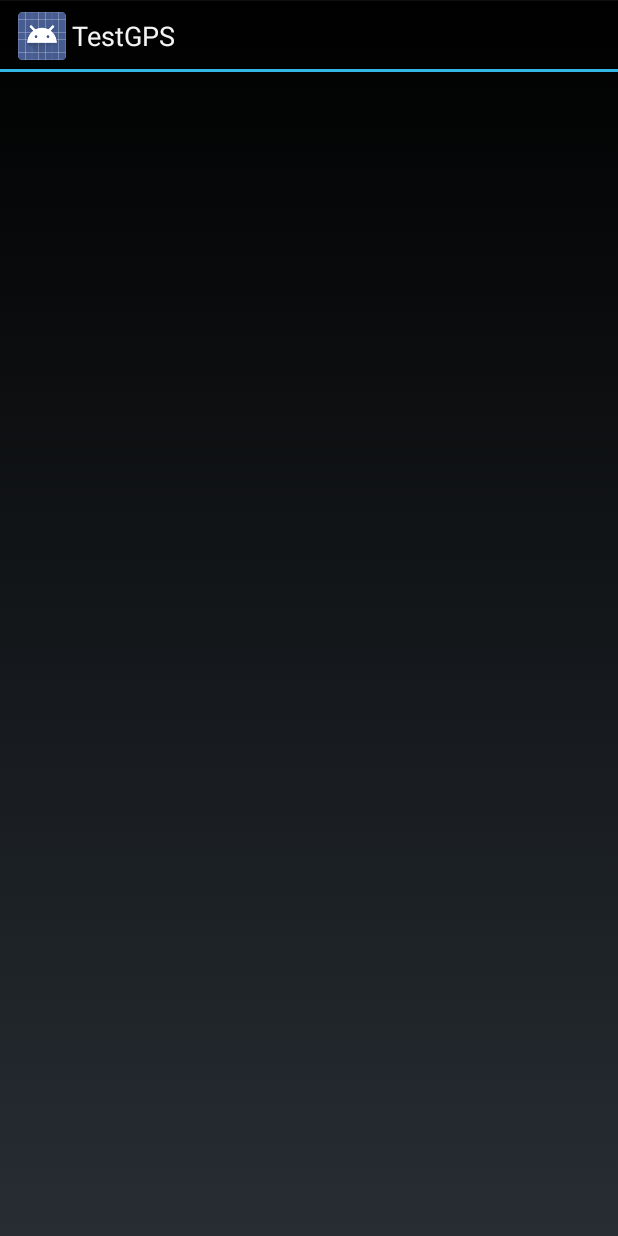
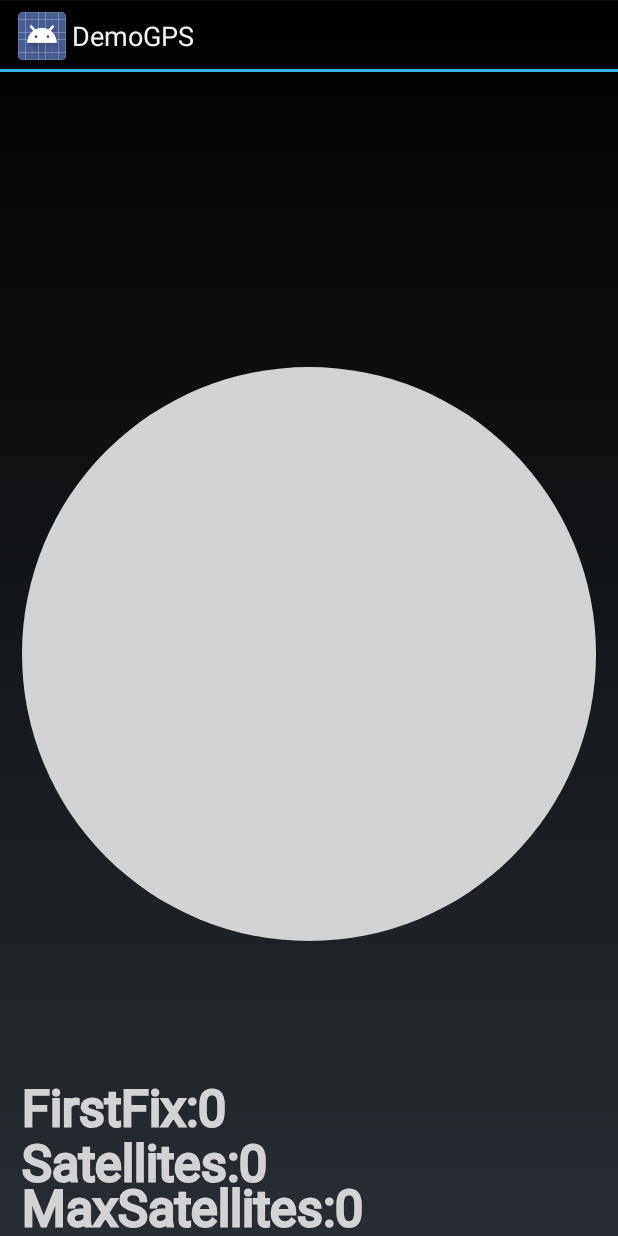
Before and after one commit to dualword/dualword-demo, an Android app: the screen it shows after launch (MainActivity), on a phone screen of 412 x 824 dp. Run offline under Robolectric (Android 15) with nearby library versions, the light colour scheme and no system bars; 1 statement that could not run was skipped.

Commit message:
Android-GPS

```diff
--- a/Android-GPS/app/src/main/AndroidManifest.xml
+++ b/Android-GPS/app/src/main/AndroidManifest.xml
@@ -2,8 +2,6 @@
     package="org.dualword.testgps">
 
     <uses-permission android:name="android.permission.ACCESS_FINE_LOCATION"/>
-    <uses-permission android:name="android.permission.ACCESS_LOCATION_EXTRA_COMMANDS"/>
-    <uses-permission android:name="android.permission.ACCESS_COARSE_LOCATION"/>
 
     <application
         android:allowBackup="true"
--- a/Android-GPS/app/src/main/java/org/dualword/testgps/MainActivity.java
+++ b/Android-GPS/app/src/main/java/org/dualword/testgps/MainActivity.java
@@ -2,81 +2,84 @@ package org.dualword.testgps;
 
 import android.app.Activity;
 import android.content.Context;
-import android.location.GpsSatellite;
 import android.location.GpsStatus;
 import android.location.Location;
 import android.location.LocationListener;
 import android.location.LocationManager;
 import android.location.LocationProvider;
 import android.os.Bundle;
-import android.text.method.ScrollingMovementMethod;
 import android.util.Log;
-import android.widget.TextView;
-
-import java.util.Iterator;
 
 public class MainActivity extends Activity implements GpsStatus.Listener, LocationListener {
-
-    private LocationManager locationManager;
-    private TextView tv;
+    private LocationManager gpsManager;
+    private SatView satView;
 
     @Override
     protected void onCreate(Bundle savedInstanceState) {
         super.onCreate(savedInstanceState);
         setContentView(R.layout.activity_main);
+        satView = (SatView) (findViewById(R.id.satView));
+        gpsManager = (LocationManager) getSystemService(Context.LOCATION_SERVICE);
 
-        tv = (TextView)(findViewById(R.id.info));
-        tv.setMovementMethod(ScrollingMovementMethod.getInstance());
-        locationManager = (LocationManager) getSystemService(Context.LOCATION_SERVICE);
+    }
 
-        try{
-            LocationProvider mProvider = locationManager.getProvider(LocationManager.GPS_PROVIDER);
-            if (mProvider == null) {
-                Log.e("", "Unable to get GPS_PROVIDER");
-                return;
-            }
-            locationManager.addGpsStatusListener(this);
-            locationManager.requestLocationUpdates(mProvider.getName(), 10000, 0, this);
+    @Override
+    protected void onPause() {
+        super.onPause();
+        gpsManager.removeGpsStatusListener(this);
+        try {
+            gpsManager.removeUpdates(this);
         }catch (SecurityException e){
-            Log.e("SecurityException:", "Unable to get GPS_PROVIDER");
+            Log.e("SecurityException:", e.getMessage());
         }
     }
 
     @Override
+    protected void onResume() {
+        super.onResume();
+        try {
+            LocationProvider mProvider = gpsManager.getProvider(LocationManager.GPS_PROVIDER);
+            if (mProvider == null) {
+                Log.e(getClass().getSimpleName(), "Unable to get GPS_PROVIDER");
+                return;
+            }
+            gpsManager.addGpsStatusListener(this);
+            gpsManager.requestLocationUpdates(mProvider.getName(), 0, 0, this);
+        }catch (SecurityException e){
+            Log.e("SecurityException:", e.getMessage());
+        }
+
+    }
+
+    @Override
     public void onGpsStatusChanged(int event) {
-        GpsStatus status = locationManager.getGpsStatus(null);
+        GpsStatus status = gpsManager.getGpsStatus(null);
         if(event == GpsStatus.GPS_EVENT_SATELLITE_STATUS){
-            Log.d("onGpsStatusChanged",event+"");
+            //Log.d("onGpsStatusChanged",event+"");
             if(status != null) {
-                tv.setText("");
-                Iterator<GpsSatellite> sat = status.getSatellites().iterator();
-                int i = 0;
-                while (sat.hasNext()) {
-                    GpsSatellite satellite = sat.next();
-                    tv.append((i++) + ": " + satellite.getPrn() + ", " + satellite.usedInFix() + ", " + satellite.getSnr()
-                            + ", " + satellite.getAzimuth() + ", " + satellite.getElevation()+ "\n\n");
-                }
+                satView.setStatus(status);
+                satView.invalidate();
             }
         }
     }
 
     @Override
     public void onLocationChanged(Location location) {
-        Log.d("onLocationChanged", location.toString());
+        //Log.d("onLocationChanged", location.toString());
     }
 
     @Override
     public void onStatusChanged(String provider, int status, Bundle extras) {
-        Log.d("onStatusChanged", provider + " status:" + status);
+        //Log.d("onStatusChanged", provider + " status:" + status);
     }
 
     @Override
     public void onProviderEnabled(String provider) {
-        Log.d("onProviderEnabled", provider);
+        //Log.d("onProviderEnabled", provider);
     }
 
     @Override
     public void onProviderDisabled(String provider) {
-        Log.d("onProviderDisabled", provider);
+        //Log.d("onProviderDisabled", provider);
     }
 }
--- /dev/null
+++ b/Android-GPS/app/src/main/java/org/dualword/testgps/SatView.java
@@ -0,0 +1,86 @@
+package org.dualword.testgps;
+
+import android.content.Context;
+import android.graphics.Canvas;
+import android.graphics.Color;
+import android.graphics.Paint;
+import android.location.GpsSatellite;
+import android.location.GpsStatus;
+import android.util.AttributeSet;
+import android.util.Log;
+import android.view.View;
+
+import java.util.Iterator;
+
+public class SatView extends View {
+    private GpsStatus status;
+    private Paint p = new Paint(Paint.ANTI_ALIAS_FLAG);
+    private int w, h, r, count;
+
+    public SatView(Context context) {
+        super(context);
+    }
+
+    public SatView(Context context, AttributeSet attrs) {
+        super(context, attrs);
+    }
+
+    public SatView(Context context, AttributeSet attrs, int defStyleAttr) {
+        super(context, attrs, defStyleAttr);
+    }
+
+    public void setStatus(GpsStatus status) {
+        this.status = status;
+        count = 0;
+    }
+
+    @Override
+    protected void onDraw(Canvas canvas) {
+        super.onDraw(canvas);
+        drawGrid(canvas);
+        drawSat(canvas);
+        drawText(canvas);
+    }
+
+    @Override
+    protected void onSizeChanged(int w, int h, int oldw, int oldh) {
+        super.onSizeChanged(w, h, oldw, oldh);
+        this.w = w;
+        this.h = h;
+        r = (Math.min(w, h) / 2) - 10;
+    }
+
+    private void drawGrid(Canvas canvas) {
+        p.setStyle(Paint.Style.FILL);
+        p.setColor(Color.parseColor("#D3D3D3"));
+        canvas.drawCircle(w / 2, h / 2, r, p);
+    }
+
+    private void drawSat(Canvas canvas) {
+        p.setColor(Color.parseColor("#000000"));
+        p.setStyle(Paint.Style.STROKE);
+        p.setStrokeWidth(3);
+        if(status != null) {
+            Iterator<GpsSatellite> gpssat = status.getSatellites().iterator();
+            while (gpssat.hasNext()) {
+                GpsSatellite sat = gpssat.next();
+                if(sat.getSnr() <= 0) continue;
+                count++;
+                //Log.d("GpsSatellite", sat.getSnr()+":"+sat.getPrn() + ":" + sat.getAzimuth() + ":" + sat.getElevation() + "");
+                canvas.drawCircle((float)(w / 2 + sat.getAzimuth()), (float)(w / 2 - sat.getElevation()),
+                        (sat.getSnr()+10), p);
+            }
+        }
+    }
+
+    private void drawText(Canvas canvas) {
+        p.setColor(Color.parseColor("#D3D3D3"));
+        p.setStyle(Paint.Style.FILL_AND_STROKE);
+        p.setStrokeWidth(3);
+        p.setTextSize(50);
+        canvas.drawText("FirstFix:" + (status == null ? 0 : status.getTimeToFirstFix()), 10, h - 110, p);
+        canvas.drawText("Satellites:" + count, 10, h - 55, p);
+        canvas.drawText("MaxSatellites:" + (status == null ? 0 : status.getMaxSatellites()), 10, h - 10, p);
+    }
+
+}
--- a/Android-GPS/app/src/main/res/layout/activity_main.xml
+++ b/Android-GPS/app/src/main/res/layout/activity_main.xml
@@ -8,16 +8,10 @@
     android:paddingLeft="8dp"
     android:paddingRight="8dp" >
 
-    <TextView xmlns:android="http://schemas.android.com/apk/res/android"
-        android:id="@+id/info"
-        android:layout_width="match_parent"
-        android:layout_height="match_parent"
-        android:textAppearance="?android:attr/textAppearanceLarge"
-        android:gravity="center_vertical"
-        android:paddingLeft="5dip"
-        android:layout_weight="1"
-        android:scrollbars="vertical"
-        />
+<org.dualword.testgps.SatView
+    android:id="@+id/satView"
+    android:layout_width="match_parent"
+    android:layout_height="match_parent" />
 
 
 </LinearLayout>
--- a/Android-GPS/app/src/main/res/values/strings.xml
+++ b/Android-GPS/app/src/main/res/values/strings.xml
@@ -1,3 +1,3 @@
 <resources>
-    <string name="app_name">TestGPS</string>
+    <string name="app_name">DemoGPS</string>
 </resources>
```
Also changed, not shown: 1 other file.
